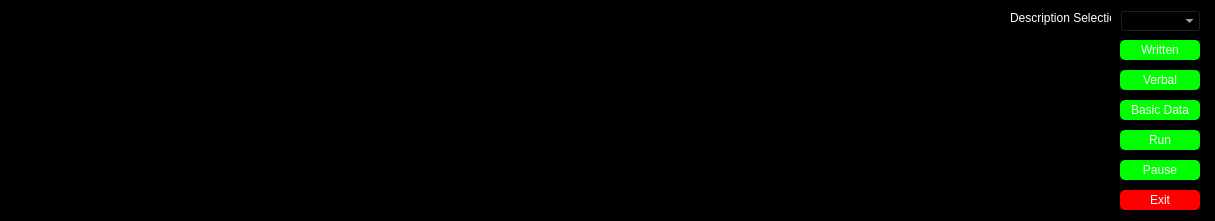
Before: the Qt Designer form Simulator/SimulatorControls.ui in HaroldJesse/Simulator, drawn with Qt 5.
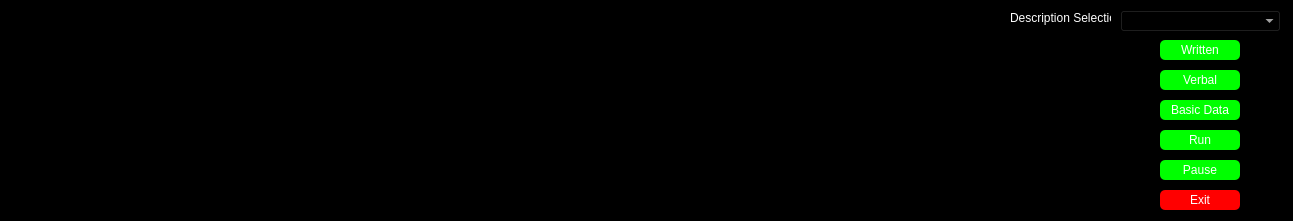
After: the same form once the commit is applied.

Diff of the .ui file:
```diff
--- a/Simulator/SimulatorControls.ui
+++ b/Simulator/SimulatorControls.ui
@@ -6,7 +6,7 @@
    <rect>
     <x>0</x>
     <y>0</y>
-    <width>1215</width>
+    <width>1293</width>
     <height>221</height>
    </rect>
   </property>
@@ -19,7 +19,7 @@
   <widget class="QPushButton" name="Pause">
    <property name="geometry">
     <rect>
-     <x>1120</x>
+     <x>1160</x>
      <y>160</y>
      <width>80</width>
      <height>20</height>
@@ -43,7 +43,7 @@
   <widget class="QPushButton" name="Run">
    <property name="geometry">
     <rect>
-     <x>1120</x>
+     <x>1160</x>
      <y>130</y>
      <width>80</width>
      <height>20</height>
@@ -70,7 +70,7 @@
   <widget class="QPushButton" name="Written">
    <property name="geometry">
     <rect>
-     <x>1120</x>
+     <x>1160</x>
      <y>40</y>
      <width>80</width>
      <height>20</height>
@@ -92,7 +92,7 @@
   <widget class="QPushButton" name="Verbal">
    <property name="geometry">
     <rect>
-     <x>1120</x>
+     <x>1160</x>
      <y>70</y>
      <width>80</width>
      <height>20</height>
@@ -116,7 +116,7 @@
   <widget class="QPushButton" name="Exit">
    <property name="geometry">
     <rect>
-     <x>1120</x>
+     <x>1160</x>
      <y>190</y>
      <width>80</width>
      <height>20</height>
@@ -156,7 +156,7 @@
   <widget class="QPushButton" name="BasicData">
    <property name="geometry">
     <rect>
-     <x>1120</x>
+     <x>1160</x>
      <y>100</y>
      <width>80</width>
      <height>20</height>
@@ -185,7 +185,7 @@
     <rect>
      <x>1120</x>
      <y>10</y>
-     <width>81</width>
+     <width>161</width>
      <height>22</height>
     </rect>
    </property>
```
